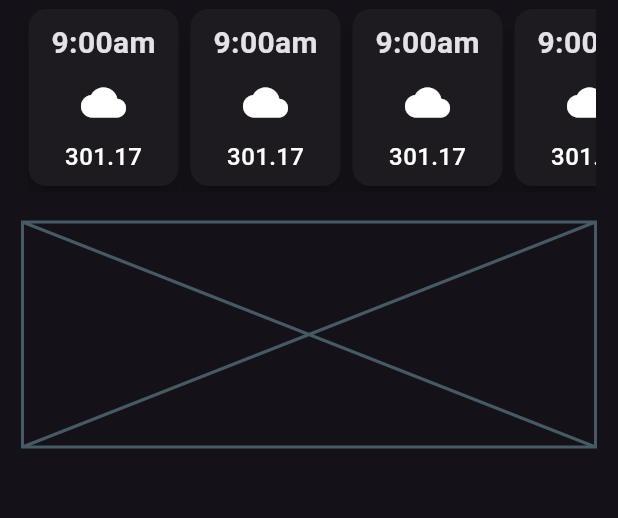
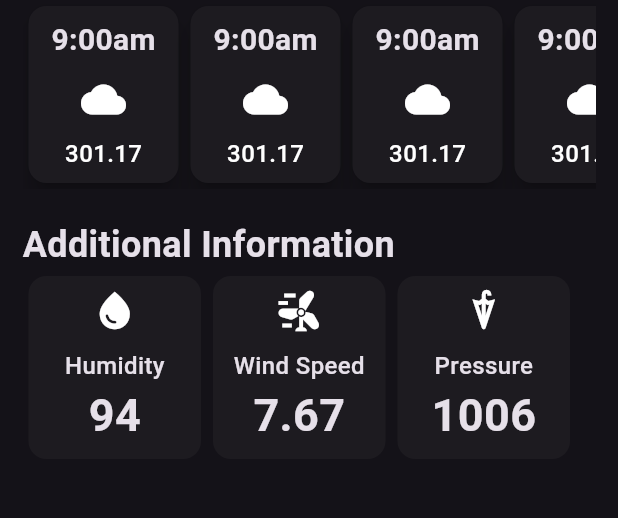
Before and after one commit to psalmistcom/weather_app_with_weatherapi, a Flutter app: the screen it shows after launch, on a phone screen of 412 x 824 dp, the part 504-1022 px from its top. Run offline on Flutter 3.47's test engine with Material 3 defaults, Android fonts, the phone set to English and light mode, and no system bars.

Commit message:
additional info added

```diff
--- a/lib/weather_screen.dart
+++ b/lib/weather_screen.dart
@@ -27,7 +27,9 @@ class WeatherScreen extends StatelessWidget {
           ),
         ],
       ),
-      body: Padding(
+      body: SingleChildScrollView(
+        scrollDirection: Axis.vertical,
+        child: Padding(
           padding: const EdgeInsets.all(15.0),
           child: Column(
             crossAxisAlignment: CrossAxisAlignment.start,
@@ -79,6 +81,7 @@ class WeatherScreen extends StatelessWidget {
                 ),
               ),
               const SizedBox(height: 20),
+              // Weather forcast
               const Text(
                 "Weather Forcast",
                 style: TextStyle(
@@ -86,7 +89,7 @@ class WeatherScreen extends StatelessWidget {
                   fontWeight: FontWeight.bold,
                 ),
               ),
-            const SizedBox(height: 2),
+              // const SizedBox(height: 2),
               const SingleChildScrollView(
                 scrollDirection: Axis.horizontal,
                 child: Row(
@@ -99,16 +102,122 @@ class WeatherScreen extends StatelessWidget {
                   ],
                 ),
               ),
-            // weather forcast
-            const SizedBox(
-              height: 20,
-            ),
+
+              const SizedBox(height: 20),
 
               // Additional Infos
-            const Placeholder(
-              fallbackHeight: 150,
+              const Text(
+                "Additional Information",
+                style: TextStyle(
+                  fontSize: 24,
+                  fontWeight: FontWeight.bold,
+                ),
+              ),
+              // const SizedBox(height: 2),
+              Row(
+                crossAxisAlignment: CrossAxisAlignment.center,
+                children: [
+                  Card(
+                    elevation: 0,
+                    child: Container(
+                      width: 115,
+                      padding: const EdgeInsets.all(8.0),
+                      child: const Column(
+                        children: [
+                          Icon(
+                            Icons.water_drop,
+                            size: 30,
+                          ),
+                          SizedBox(
+                            height: 10,
+                          ),
+                          Text(
+                            "Humidity",
+                            style: TextStyle(
+                              fontSize: 16,
+                              fontWeight: FontWeight.w500,
+                            ),
+                          ),
+                          Text(
+                            "94",
+                            style: TextStyle(
+                              fontSize: 30,
+                              fontWeight: FontWeight.bold,
+                            ),
                           ),
                         ],
+                      ),
+                    ),
+                  ),
+                  //wind speed
+                  Card(
+                    elevation: 0,
+                    child: Container(
+                      width: 115,
+                      padding: const EdgeInsets.all(8.0),
+                      child: const Column(
+                        children: [
+                          Icon(
+                            Icons.wind_power,
+                            size: 30,
+                          ),
+                          SizedBox(
+                            height: 10,
+                          ),
+                          Text(
+                            "Wind Speed",
+                            style: TextStyle(
+                              fontSize: 16,
+                              fontWeight: FontWeight.w500,
+                            ),
+                          ),
+                          Text(
+                            "7.67",
+                            style: TextStyle(
+                              fontSize: 30,
+                              fontWeight: FontWeight.bold,
+                            ),
+                          ),
+                        ],
+                      ),
+                    ),
+                  ),
+                  Card(
+                    elevation: 0,
+                    child: Container(
+                      width: 115,
+                      padding: const EdgeInsets.all(8.0),
+                      child: const Column(
+                        children: [
+                          Icon(
+                            Icons.umbrella,
+                            size: 30,
+                          ),
+                          SizedBox(
+                            height: 10,
+                          ),
+                          Text(
+                            "Pressure",
+                            style: TextStyle(
+                              fontSize: 16,
+                              fontWeight: FontWeight.w500,
+                            ),
+                          ),
+                          Text(
+                            "1006",
+                            style: TextStyle(
+                              fontSize: 30,
+                              fontWeight: FontWeight.bold,
+                            ),
+                          ),
+                        ],
+                      ),
+                    ),
+                  ),
+                ],
+              ),
+            ],
+          ),
         ),
       ),
     );
```
Lines whose indentation alone changed are shown as unchanged.
